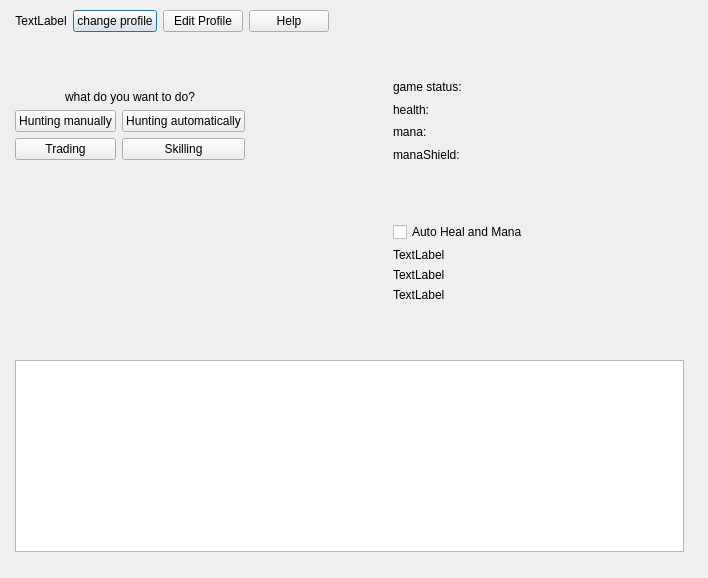
Before: the Qt Designer form sources/MainMenu.ui in Groundy/CrackerJack, drawn with Qt 5.
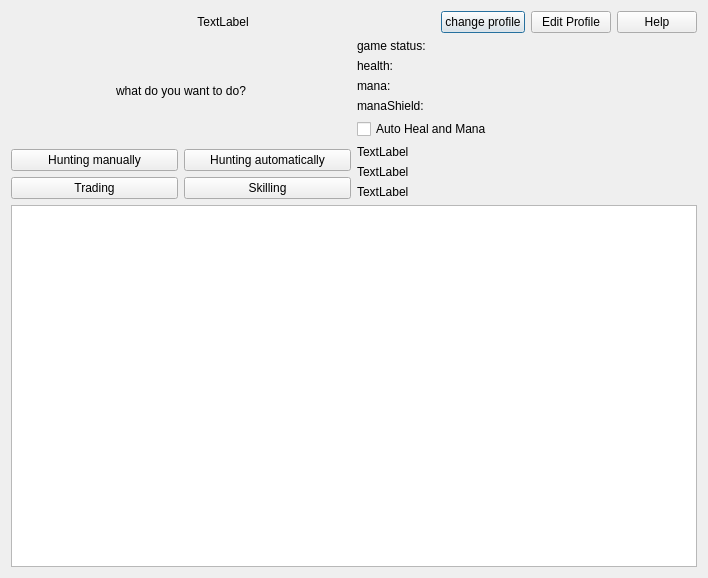
After: the same form once the commit is applied.

Patch:
```diff
--- a/sources/MainMenu.ui
+++ b/sources/MainMenu.ui
@@ -34,46 +34,21 @@
   <property name="windowTitle">
    <string>MainMenu</string>
   </property>
-  <widget class="QWidget" name="gridLayoutWidget">
-   <property name="geometry">
-    <rect>
-     <x>-1</x>
-     <y>-1</y>
-     <width>701</width>
-     <height>581</height>
-    </rect>
-   </property>
+  <layout class="QGridLayout" name="gridLayout_3">
+   <item row="0" column="0">
    <layout class="QGridLayout" name="gridLayout">
-    <item row="1" column="0" rowspan="18">
-     <spacer name="horizontalSpacer_3">
-      <property name="orientation">
-       <enum>Qt::Horizontal</enum>
-      </property>
-      <property name="sizeType">
-       <enum>QSizePolicy::Maximum</enum>
-      </property>
-      <property name="sizeHint" stdset="0">
-       <size>
-        <width>5</width>
-        <height>20</height>
-       </size>
-      </property>
-     </spacer>
-    </item>
-    <item row="13" column="3" colspan="3">
-     <spacer name="verticalSpacer_6">
-      <property name="orientation">
-       <enum>Qt::Vertical</enum>
-      </property>
-      <property name="sizeHint" stdset="0">
-       <size>
-        <width>20</width>
-        <height>40</height>
-       </size>
-      </property>
-     </spacer>
-    </item>
-    <item row="1" column="1" colspan="5">
+     <item row="7" column="0" colspan="4">
+      <widget class="QTextBrowser" name="textBrowser">
+       <property name="html">
+        <string>&lt;!DOCTYPE HTML PUBLIC &quot;-//W3C//DTD HTML 4.0//EN&quot; &quot;http://www.w3.org/TR/REC-html40/strict.dtd&quot;&gt;
+&lt;html&gt;&lt;head&gt;&lt;meta name=&quot;qrichtext&quot; content=&quot;1&quot; /&gt;&lt;style type=&quot;text/css&quot;&gt;
+p, li { white-space: pre-wrap; }
+&lt;/style&gt;&lt;/head&gt;&lt;body style=&quot; font-family:'MS Shell Dlg 2'; font-size:8.25pt; font-weight:400; font-style:normal;&quot;&gt;
+&lt;p style=&quot;-qt-paragraph-type:empty; margin-top:0px; margin-bottom:0px; margin-left:0px; margin-right:0px; -qt-block-indent:0; text-indent:0px;&quot;&gt;&lt;br /&gt;&lt;/p&gt;&lt;/body&gt;&lt;/html&gt;</string>
+       </property>
+      </widget>
+     </item>
+     <item row="1" column="0" colspan="4">
      <layout class="QHBoxLayout" name="horizontalLayout">
       <item>
        <widget class="QLabel" name="profileNameLabel">
@@ -124,135 +99,9 @@
         </property>
        </widget>
       </item>
-      <item>
-       <spacer name="horizontalSpacer_2">
-        <property name="orientation">
-         <enum>Qt::Horizontal</enum>
-        </property>
-        <property name="sizeHint" stdset="0">
-         <size>
-          <width>40</width>
-          <height>20</height>
-         </size>
-        </property>
-       </spacer>
-      </item>
-     </layout>
-    </item>
-    <item row="3" column="3" rowspan="10">
-     <spacer name="horizontalSpacer_5">
-      <property name="orientation">
-       <enum>Qt::Horizontal</enum>
-      </property>
-      <property name="sizeHint" stdset="0">
-       <size>
-        <width>40</width>
-        <height>20</height>
-       </size>
-      </property>
-     </spacer>
-    </item>
-    <item row="3" column="5" rowspan="10">
-     <spacer name="horizontalSpacer">
-      <property name="orientation">
-       <enum>Qt::Horizontal</enum>
-      </property>
-      <property name="sizeHint" stdset="0">
-       <size>
-        <width>40</width>
-        <height>20</height>
-       </size>
-      </property>
-     </spacer>
-    </item>
-    <item row="18" column="1" colspan="5">
-     <spacer name="verticalSpacer_3">
-      <property name="orientation">
-       <enum>Qt::Vertical</enum>
-      </property>
-      <property name="sizeType">
-       <enum>QSizePolicy::Maximum</enum>
-      </property>
-      <property name="sizeHint" stdset="0">
-       <size>
-        <width>20</width>
-        <height>5</height>
-       </size>
-      </property>
-     </spacer>
-    </item>
-    <item row="14" column="3">
-     <spacer name="horizontalSpacer_7">
-      <property name="orientation">
-       <enum>Qt::Horizontal</enum>
-      </property>
-      <property name="sizeHint" stdset="0">
-       <size>
-        <width>40</width>
-        <height>20</height>
-       </size>
-      </property>
-     </spacer>
-    </item>
-    <item row="15" column="3" colspan="3">
-     <spacer name="verticalSpacer_4">
-      <property name="orientation">
-       <enum>Qt::Vertical</enum>
-      </property>
-      <property name="sizeHint" stdset="0">
-       <size>
-        <width>20</width>
-        <height>40</height>
-       </size>
-      </property>
-     </spacer>
-    </item>
-    <item row="2" column="3" colspan="3">
-     <spacer name="verticalSpacer_5">
-      <property name="orientation">
-       <enum>Qt::Vertical</enum>
-      </property>
-      <property name="sizeType">
-       <enum>QSizePolicy::Maximum</enum>
-      </property>
-      <property name="sizeHint" stdset="0">
-       <size>
-        <width>20</width>
-        <height>40</height>
-       </size>
-      </property>
-     </spacer>
-    </item>
-    <item row="1" column="6" rowspan="17">
-     <spacer name="horizontalSpacer_4">
-      <property name="orientation">
-       <enum>Qt::Horizontal</enum>
-      </property>
-      <property name="sizeType">
-       <enum>QSizePolicy::Maximum</enum>
-      </property>
-      <property name="sizeHint" stdset="0">
-       <size>
-        <width>5</width>
-        <height>20</height>
-       </size>
-      </property>
-     </spacer>
-    </item>
-    <item row="14" column="5">
-     <spacer name="horizontalSpacer_6">
-      <property name="orientation">
-       <enum>Qt::Horizontal</enum>
-      </property>
-      <property name="sizeHint" stdset="0">
-       <size>
-        <width>40</width>
-        <height>20</height>
-       </size>
-      </property>
-     </spacer>
-    </item>
-    <item row="14" column="4">
+      </layout>
+     </item>
+     <item row="6" column="2" colspan="2">
      <layout class="QVBoxLayout" name="verticalLayout_2">
       <item>
        <widget class="QCheckBox" name="autoManaHealChechBox">
@@ -284,18 +133,87 @@
       </item>
      </layout>
     </item>
-    <item row="16" column="1" colspan="5">
-     <widget class="QTextBrowser" name="textBrowser">
-      <property name="html">
-       <string>&lt;!DOCTYPE HTML PUBLIC &quot;-//W3C//DTD HTML 4.0//EN&quot; &quot;http://www.w3.org/TR/REC-html40/strict.dtd&quot;&gt;
-&lt;html&gt;&lt;head&gt;&lt;meta name=&quot;qrichtext&quot; content=&quot;1&quot; /&gt;&lt;style type=&quot;text/css&quot;&gt;
-p, li { white-space: pre-wrap; }
-&lt;/style&gt;&lt;/head&gt;&lt;body style=&quot; font-family:'MS Shell Dlg 2'; font-size:8.25pt; font-weight:400; font-style:normal;&quot;&gt;
-&lt;p style=&quot;-qt-paragraph-type:empty; margin-top:0px; margin-bottom:0px; margin-left:0px; margin-right:0px; -qt-block-indent:0; text-indent:0px;&quot;&gt;&lt;br /&gt;&lt;/p&gt;&lt;/body&gt;&lt;/html&gt;</string>
-      </property>
-     </widget>
-    </item>
-    <item row="7" column="1" rowspan="4" colspan="2">
+     <item row="2" column="2" rowspan="4" colspan="2">
+      <layout class="QGridLayout" name="gridLayout_5">
+       <item row="3" column="0">
+        <widget class="QLabel" name="manaShieldLabel">
+         <property name="sizePolicy">
+          <sizepolicy hsizetype="Minimum" vsizetype="Preferred">
+           <horstretch>0</horstretch>
+           <verstretch>0</verstretch>
+          </sizepolicy>
+         </property>
+         <property name="minimumSize">
+          <size>
+           <width>150</width>
+           <height>0</height>
+          </size>
+         </property>
+         <property name="text">
+          <string>manaShield: </string>
+         </property>
+        </widget>
+       </item>
+       <item row="1" column="0">
+        <widget class="QLabel" name="healthInfoLabel">
+         <property name="sizePolicy">
+          <sizepolicy hsizetype="Minimum" vsizetype="Preferred">
+           <horstretch>0</horstretch>
+           <verstretch>0</verstretch>
+          </sizepolicy>
+         </property>
+         <property name="minimumSize">
+          <size>
+           <width>150</width>
+           <height>0</height>
+          </size>
+         </property>
+         <property name="text">
+          <string>health: </string>
+         </property>
+        </widget>
+       </item>
+       <item row="0" column="0">
+        <widget class="QLabel" name="gameActiveLabel">
+         <property name="sizePolicy">
+          <sizepolicy hsizetype="Minimum" vsizetype="Preferred">
+           <horstretch>0</horstretch>
+           <verstretch>0</verstretch>
+          </sizepolicy>
+         </property>
+         <property name="minimumSize">
+          <size>
+           <width>150</width>
+           <height>0</height>
+          </size>
+         </property>
+         <property name="text">
+          <string>game status: </string>
+         </property>
+        </widget>
+       </item>
+       <item row="2" column="0">
+        <widget class="QLabel" name="manaInfoLabel">
+         <property name="sizePolicy">
+          <sizepolicy hsizetype="Minimum" vsizetype="Preferred">
+           <horstretch>0</horstretch>
+           <verstretch>0</verstretch>
+          </sizepolicy>
+         </property>
+         <property name="minimumSize">
+          <size>
+           <width>150</width>
+           <height>0</height>
+          </size>
+         </property>
+         <property name="text">
+          <string>mana: </string>
+         </property>
+        </widget>
+       </item>
+      </layout>
+     </item>
+     <item row="2" column="0" rowspan="5" colspan="2">
      <layout class="QGridLayout" name="gridLayout_2">
       <item row="3" column="1">
        <widget class="QPushButton" name="tradingButton">
@@ -337,114 +255,9 @@
       </item>
      </layout>
     </item>
-    <item row="3" column="4" rowspan="10">
-     <layout class="QGridLayout" name="gridLayout_5">
-      <item row="3" column="0">
-       <widget class="QLabel" name="manaShieldLabel">
-        <property name="sizePolicy">
-         <sizepolicy hsizetype="Minimum" vsizetype="Preferred">
-          <horstretch>0</horstretch>
-          <verstretch>0</verstretch>
-         </sizepolicy>
-        </property>
-        <property name="minimumSize">
-         <size>
-          <width>150</width>
-          <height>0</height>
-         </size>
-        </property>
-        <property name="text">
-         <string>manaShield: </string>
-        </property>
-       </widget>
-      </item>
-      <item row="1" column="0">
-       <widget class="QLabel" name="healthInfoLabel">
-        <property name="sizePolicy">
-         <sizepolicy hsizetype="Minimum" vsizetype="Preferred">
-          <horstretch>0</horstretch>
-          <verstretch>0</verstretch>
-         </sizepolicy>
-        </property>
-        <property name="minimumSize">
-         <size>
-          <width>150</width>
-          <height>0</height>
-         </size>
-        </property>
-        <property name="text">
-         <string>health: </string>
-        </property>
-       </widget>
-      </item>
-      <item row="0" column="0">
-       <widget class="QLabel" name="gameActiveLabel">
-        <property name="sizePolicy">
-         <sizepolicy hsizetype="Minimum" vsizetype="Preferred">
-          <horstretch>0</horstretch>
-          <verstretch>0</verstretch>
-         </sizepolicy>
-        </property>
-        <property name="minimumSize">
-         <size>
-          <width>150</width>
-          <height>0</height>
-         </size>
-        </property>
-        <property name="text">
-         <string>game status: </string>
-        </property>
-       </widget>
-      </item>
-      <item row="2" column="0">
-       <widget class="QLabel" name="manaInfoLabel">
-        <property name="sizePolicy">
-         <sizepolicy hsizetype="Minimum" vsizetype="Preferred">
-          <horstretch>0</horstretch>
-          <verstretch>0</verstretch>
-         </sizepolicy>
-        </property>
-        <property name="minimumSize">
-         <size>
-          <width>150</width>
-          <height>0</height>
-         </size>
-        </property>
-        <property name="text">
-         <string>mana: </string>
-        </property>
-       </widget>
-      </item>
-     </layout>
-    </item>
-    <item row="2" column="1" rowspan="5" colspan="2">
-     <spacer name="verticalSpacer">
-      <property name="orientation">
-       <enum>Qt::Vertical</enum>
-      </property>
-      <property name="sizeHint" stdset="0">
-       <size>
-        <width>20</width>
-        <height>40</height>
-       </size>
-      </property>
-     </spacer>
-    </item>
-    <item row="11" column="1" rowspan="5" colspan="2">
-     <spacer name="verticalSpacer_2">
-      <property name="orientation">
-       <enum>Qt::Vertical</enum>
-      </property>
-      <property name="sizeHint" stdset="0">
-       <size>
-        <width>20</width>
-        <height>40</height>
-       </size>
-      </property>
-     </spacer>
-    </item>
-   </layout>
-  </widget>
+    </layout>
+   </item>
+  </layout>
  </widget>
  <layoutdefault spacing="6" margin="11"/>
  <resources/>
```
Lines whose indentation alone changed are shown as unchanged.
